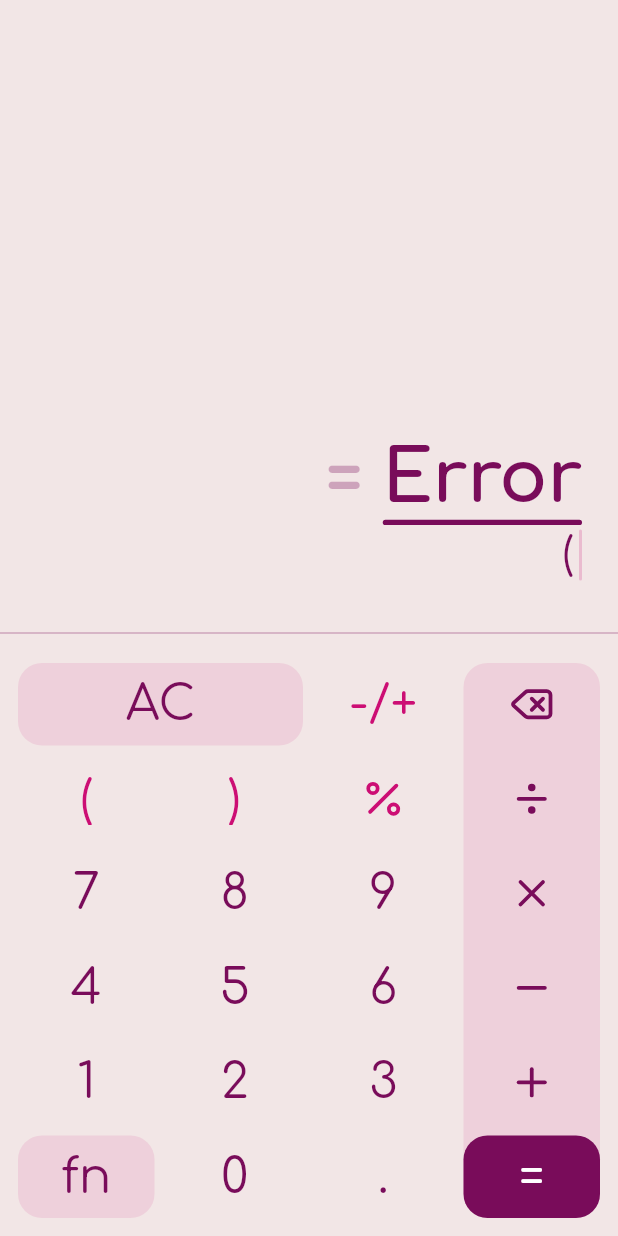
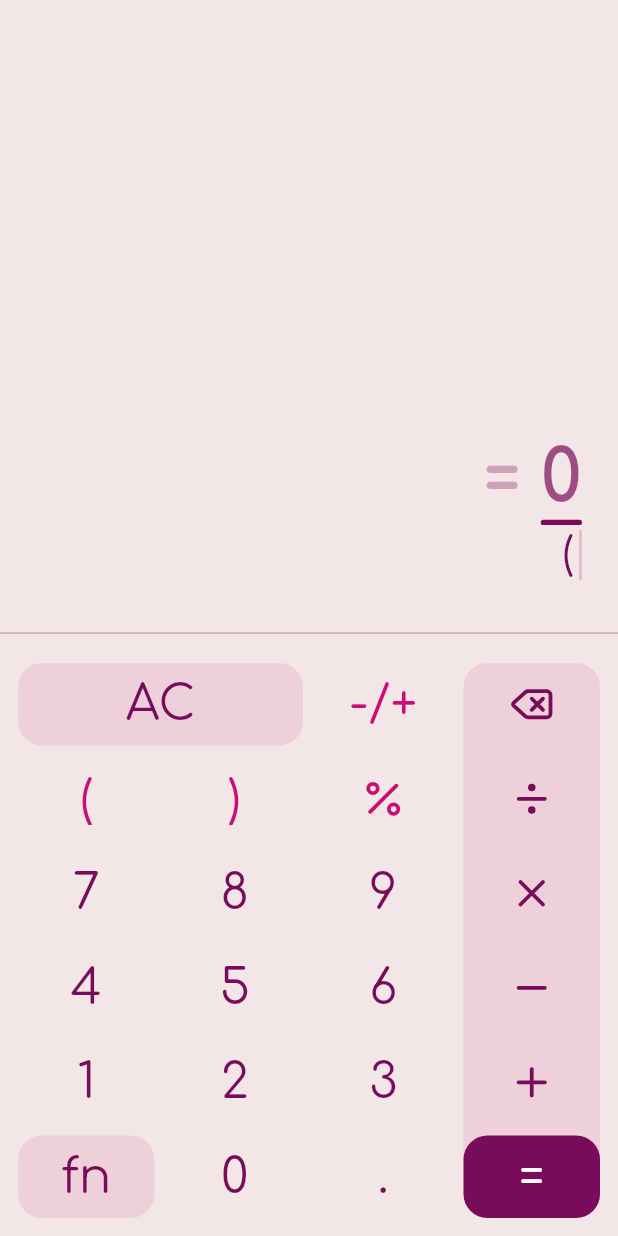
Before and after one commit to jarbisme/purple_beetle, a Flutter app: the screen it shows after launch, after a tap on an icon or button, on a phone screen of 412 x 824 dp. Run offline on Flutter 3.47's test engine with Material 3 defaults, Android fonts, the phone set to English and light mode, and no system bars; our stand-ins replace equatable, flutter_bloc, google_fonts, lucide_icons_flutter, math_expressions.

Commit message:
Change the display design to show an expression that can't be evaluated

```diff
--- a/lib/features/calculator/domain/usecases/evaluate_expression.dart
+++ b/lib/features/calculator/domain/usecases/evaluate_expression.dart
@@ -22,7 +22,7 @@ class EvaluateExpression {
       // Phase 4: Evaluation
       return _evaluateExpression(strExpression);
     } catch (e) {
-      return 'Error';
+      return null;
     }
   }
 
@@ -218,14 +218,14 @@ class EvaluateExpression {
   //#region  ============ Phase 4: Evaluation ============
 
   /// Evaluates the mathematical expression string and returns the result as a string
-  String _evaluateExpression(String expression) {
+  String? _evaluateExpression(String expression) {
     final parser = math.GrammarParser();
     final exp = parser.parse(expression);
     final evaluator = math.RealEvaluator();
     final result = evaluator.evaluate(exp);
 
     if (result.isNaN || result.isInfinite) {
-      return 'Error';
+      return null;
     }
 
     if (result % 1 == 0) {
--- a/lib/features/calculator/presentation/bloc/calculator_bloc.dart
+++ b/lib/features/calculator/presentation/bloc/calculator_bloc.dart
@@ -29,6 +29,12 @@ class CalculatorBloc extends Bloc<CalculatorEvent, CalculatorState> {
 
       final result = _tryEvaluate(currentExpression);
 
+      // If evaluation fails, return error state
+      if (result == null && currentExpression.tokens.isNotEmpty) {
+        emit(currentState.copyWith(error: 'Error', expression: currentExpression, cursorIndex: newCursorIndex));
+        return;
+      }
+
       emit(CalculatorState(expression: currentExpression, cursorIndex: newCursorIndex, result: result));
     });
 
@@ -48,6 +54,7 @@ class CalculatorBloc extends Bloc<CalculatorEvent, CalculatorState> {
 
       if (result == null) {
         // Handle evaluation error (e.g., emit an error state or keep the current state)
+        emit(state.copyWith(error: 'Error', clearResult: true));
         return;
       }
 
@@ -58,15 +65,32 @@ class CalculatorBloc extends Bloc<CalculatorEvent, CalculatorState> {
   }
 
   void _handleInsertToken(InsertToken event, Emitter<CalculatorState> emit) {
-    final result = _addToken.call(
+    final tokenAdditionResult = _addToken.call(
       currentExpression: state.expression,
       tokenToAdd: event.token,
       cursorIndex: state.cursorIndex,
     );
 
-    final expressionResult = _tryEvaluate(result.expression);
+    final expressionResult = _tryEvaluate(tokenAdditionResult.expression);
 
-    emit(CalculatorState(expression: result.expression, cursorIndex: result.newCursorIndex, result: expressionResult));
+    // If evaluation fails, return error state
+    if (expressionResult == null) {
+      emit(
+        state.copyWith(
+          error: 'Error',
+          expression: tokenAdditionResult.expression,
+          cursorIndex: tokenAdditionResult.newCursorIndex,
+        ),
+      );
+    } else {
+      emit(
+        CalculatorState(
+          expression: tokenAdditionResult.expression,
+          cursorIndex: tokenAdditionResult.newCursorIndex,
+          result: expressionResult,
+        ),
+      );
+    }
   }
 
   Expression _parseResultToExpression(String result) {
@@ -90,7 +114,7 @@ class CalculatorBloc extends Bloc<CalculatorEvent, CalculatorState> {
     return Expression(tokens);
   }
 
-  String _tryEvaluate(Expression expression) {
+  String? _tryEvaluate(Expression expression) {
     if (expression.tokens.isEmpty) {
       return '0';
     }
@@ -99,12 +123,12 @@ class CalculatorBloc extends Bloc<CalculatorEvent, CalculatorState> {
     try {
       final result = _evaluateExpression.call(expression: expression);
       stopwatch.stop();
-      print('Evaluation took: ${stopwatch.elapsedMilliseconds} ms');
-      return result ?? 'Error';
+      // print('Evaluation took: ${stopwatch.elapsedMilliseconds} ms');
+      return result;
     } catch (e) {
       stopwatch.stop();
-      print('Evaluation failed after: ${stopwatch.elapsedMilliseconds} ms');
-      return 'Error';
+      // print('Evaluation failed after: ${stopwatch.elapsedMilliseconds} ms');
+      return null;
     }
   }
 }
--- a/lib/features/calculator/presentation/widgets/calculator_display.dart
+++ b/lib/features/calculator/presentation/widgets/calculator_display.dart
@@ -43,7 +43,14 @@ class CalculatorDisplay extends StatelessWidget {
                         crossAxisAlignment: CrossAxisAlignment.end,
                         mainAxisAlignment: MainAxisAlignment.end,
                         children: [
-                          Text(state.result ?? '0', style: theme.textTheme.displayLarge),
+                          Text(
+                            state.result ?? '0',
+                            style: state.error != null
+                                ? theme.textTheme.displayLarge?.copyWith(
+                                    color: theme.colorScheme.primary.withValues(alpha: 0.7),
+                                  )
+                                : theme.textTheme.displayLarge,
+                          ),
                           Container(
                             height: 3.5,
                             decoration: BoxDecoration(
```
Also changed, not shown: 1 other file.
